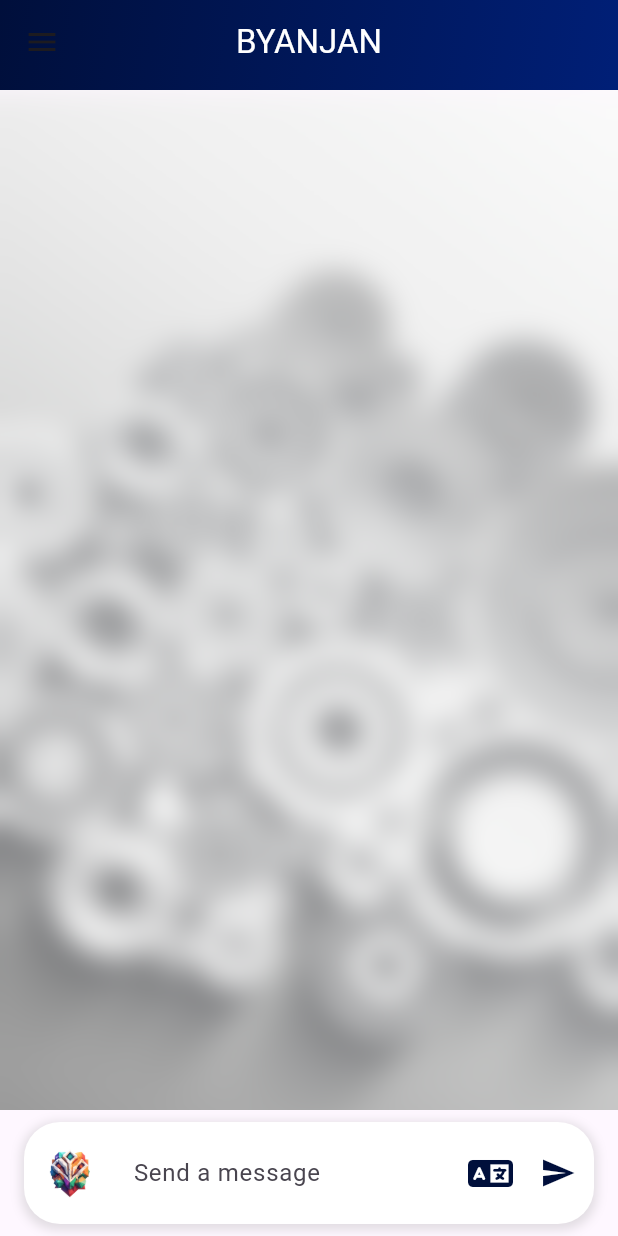
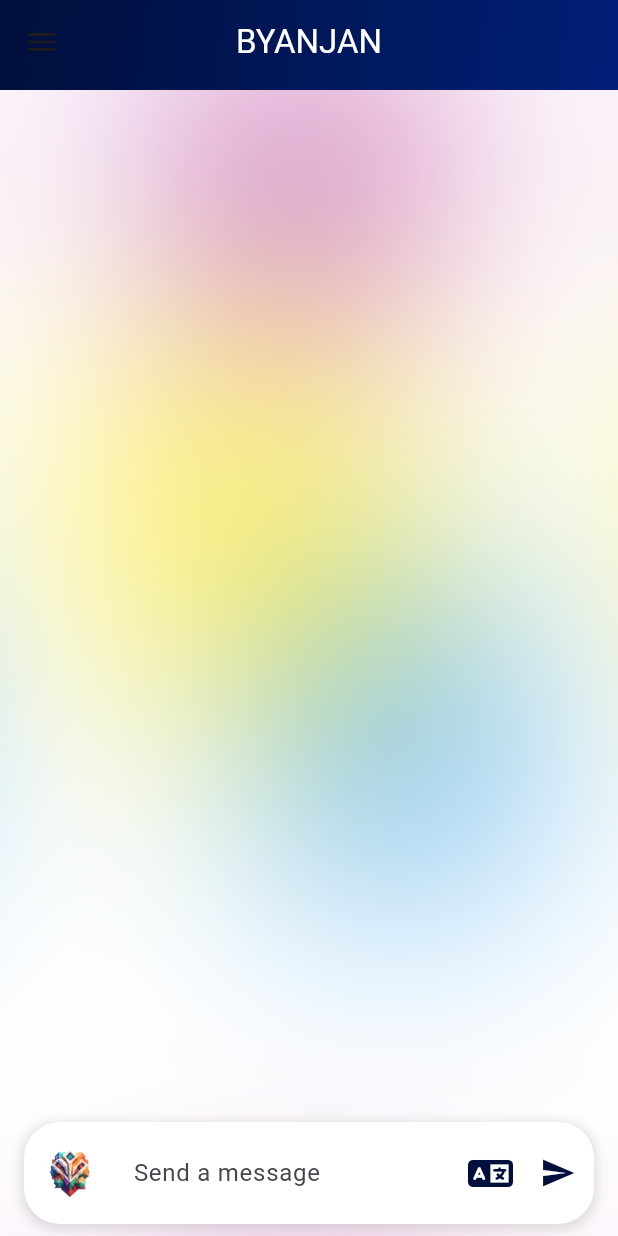
Before and after one commit to Baisalya/xonext, a Flutter app: the ChatScreen screen opened by its route, on a phone screen of 412 x 824 dp. Run offline on Flutter 3.47's test engine with Material 3 defaults, Android fonts, the phone set to English and light mode, and no system bars; our stand-ins replace dots_indicator, font_awesome_flutter, get.

Commit message:
custome rotate background created and added in chatscreen

```diff
--- a/lib/Pages/appbar&drawer/appbar.dart
+++ b/lib/Pages/appbar&drawer/appbar.dart
@@ -132,7 +132,7 @@
                       ],
                     ),
                   ),
-                  ElevatedButton(
+                  /*ElevatedButton(
                     onPressed: () {
                       Get.toNamed('/chat');
                       // Handle logout
@@ -152,7 +152,7 @@
                         style: TextStyle(fontSize: 16.0),
                       ),
                     ),
-                  ),
+                  ),*/
                 ],
               ),
             ),
--- a/lib/Pages/chat screen/ChatScreen.dart
+++ b/lib/Pages/chat screen/ChatScreen.dart
@@ -3,6 +3,7 @@
 import 'package:flutter/cupertino.dart';
 import 'package:flutter/material.dart';
 import 'package:font_awesome_flutter/font_awesome_flutter.dart';
+import '../../utils/Customized/blurredcircular.dart';
 import '../appbar&drawer/appbar.dart';
 
 
@@ -38,15 +39,16 @@
       body: Stack(
         children: [
           // Background Image with Acrylic Blur
-          Image.asset(
+          BlurredCircleBackground(isDark: Theme.of(context).brightness == Brightness.dark),
+          /*Image.asset(
             'assets/background.jpeg', // Replace with your image path
             fit: BoxFit.fitHeight,
             width: double.infinity,
             height: double.infinity,
-          ),
+          ),*/
           // Acrylic Blur Effect
           BackdropFilter(
-            filter: ImageFilter.blur(sigmaX: 10, sigmaY: 10),
+            filter: ImageFilter.blur(sigmaX: 75, sigmaY: 85,tileMode: TileMode.repeated),
             child: Container(
               color: Colors.transparent,
             ),
@@ -66,8 +68,9 @@
                 ),
                 //Divider(height: 1.0),
                 Container(
+
                   decoration: BoxDecoration(
-                    color: Theme.of(context).cardColor,
+                    color: Colors.transparent,
                   ),
                   child: _buildTextComposer(),
                 ),
@@ -144,6 +147,7 @@
   @override
   Widget build(BuildContext context) {
     return Container(
+
       margin: const EdgeInsets.symmetric(vertical: 10.0),
       child: Card(
         elevation: 5,
--- /dev/null
+++ b/lib/utils/Customized/blurredcircular.dart
@@ -0,0 +1,91 @@
+import 'package:flutter/material.dart';
+
+class BlurredCircleBackground extends StatefulWidget {
+  final bool isDark;
+
+  BlurredCircleBackground({required this.isDark});
+
+  @override
+  _BlurredCircleBackgroundState createState() =>
+      _BlurredCircleBackgroundState();
+}
+
+class _BlurredCircleBackgroundState extends State<BlurredCircleBackground>
+    with TickerProviderStateMixin {
+  late AnimationController _rotationController;
+
+  @override
+  void initState() {
+    super.initState();
+    _rotationController = AnimationController(
+      duration: const Duration(seconds: 1000),
+      vsync: this,
+    )..repeat();
+  }
+
+  @override
+  Widget build(BuildContext context) {
+    return Stack(
+      children: [
+        Container(
+          width: double.infinity,
+          height: double.infinity,
+          color: widget.isDark ? Colors.black : Colors.white,
+        ),
+        Positioned.fill(
+          child: AnimatedBuilder(
+            animation: _rotationController,
+            builder: (context, child) {
+              return Transform.rotate(
+                angle: _rotationController.value * 2 * 3.1415,
+                child: child,
+              );
+            },
+            child: Stack(
+              children: [
+                _buildCircle(Colors.blue.withOpacity(0.8), size: 200, alignment: Alignment(0.4, 0.4)),
+                _buildCircle(Colors.red.withOpacity(0.7), size: 180, alignment: Alignment(0.3, -0.1)),
+                _buildCircle(Colors.purple.withOpacity(0.6), size: 220, alignment: Alignment(0.2, -0.1)),
+                _buildCircle(Colors.yellow.withOpacity(0.9), size: 250, alignment: Alignment(0.1, 0.2)),
+              ],
+            ),
+          ),
+        ),
+      ],
+    );
+  }
+
+  Widget _buildCircle(Color color, {double size = 300, Alignment alignment = Alignment.center}) {
+    return Positioned(
+      left: MediaQuery.of(context).size.width * alignment.x,
+      top: MediaQuery.of(context).size.height * alignment.y,
+      child: Container(
+        width: size,
+        height: size,
+        decoration: BoxDecoration(
+          shape: BoxShape.circle,
+          color: color,
+          gradient: LinearGradient(
+            colors: [color, color.withOpacity(0.5)],
+            begin: Alignment.topLeft,
+            end: Alignment.bottomRight,
+          ),
+          boxShadow: [
+            BoxShadow(
+              color: color.withOpacity(0.4),
+              spreadRadius: 2,
+              blurRadius: 10,
+              offset: Offset(0, 2),
+            ),
+          ],
+        ),
+      ),
+    );
+  }
+
+  @override
+  void dispose() {
+    _rotationController.dispose();
+    super.dispose();
+  }
+}
```
